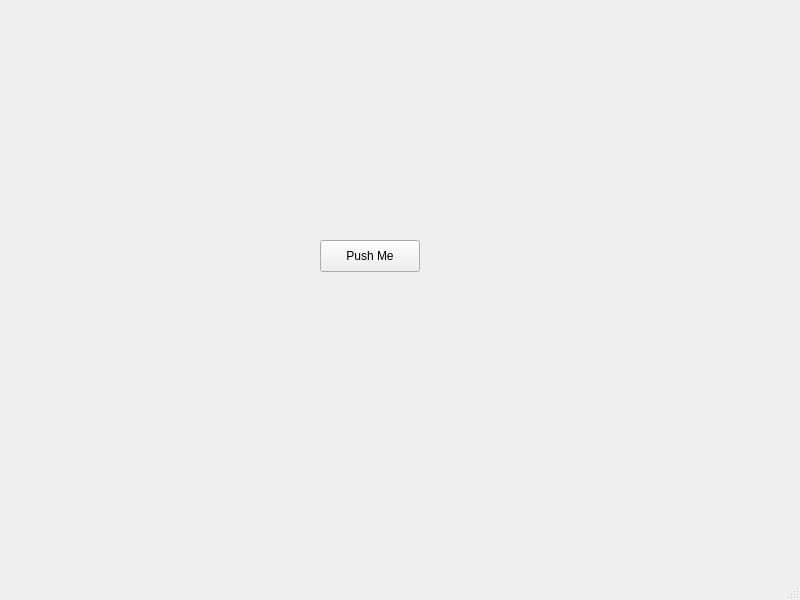
Above: A8-Sprite-Editor/mainwindow.ui from landonwest815/sprite-editor before the change. Below: the same form after it.
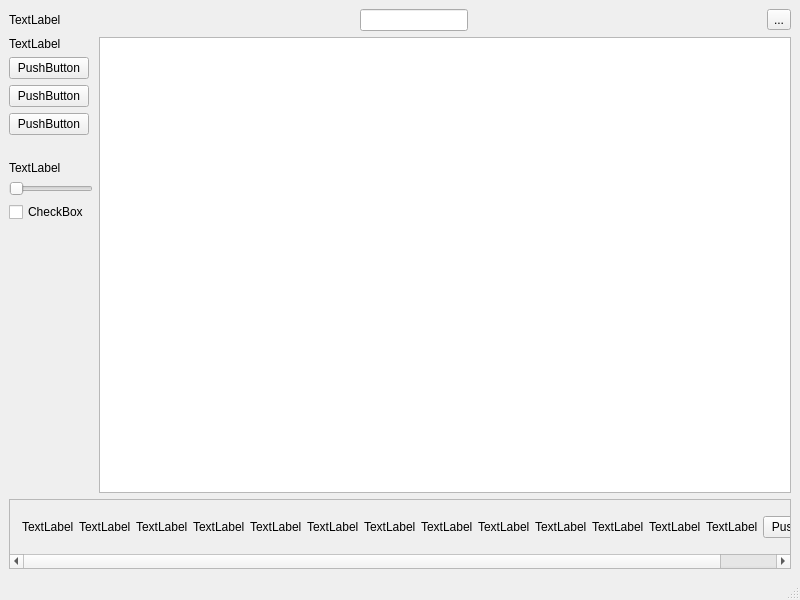
That is the form after the change.

Patch:
```diff
--- a/A8-Sprite-Editor/mainwindow.ui
+++ b/A8-Sprite-Editor/mainwindow.ui
@@ -14,19 +14,317 @@
    <string>MainWindow</string>
   </property>
   <widget class="QWidget" name="centralwidget">
-   <widget class="QPushButton" name="pushButton">
-    <property name="geometry">
-     <rect>
-      <x>320</x>
-      <y>240</y>
-      <width>100</width>
-      <height>32</height>
-     </rect>
-    </property>
-    <property name="text">
-     <string>Push Me</string>
-    </property>
-   </widget>
+   <layout class="QVBoxLayout" name="verticalLayout_2">
+    <item>
+     <layout class="QHBoxLayout" name="horizontalLayout">
+      <item>
+       <widget class="QLabel" name="label">
+        <property name="sizePolicy">
+         <sizepolicy hsizetype="Fixed" vsizetype="Fixed">
+          <horstretch>0</horstretch>
+          <verstretch>0</verstretch>
+         </sizepolicy>
+        </property>
+        <property name="text">
+         <string>TextLabel</string>
+        </property>
+       </widget>
+      </item>
+      <item>
+       <spacer name="horizontalSpacer">
+        <property name="orientation">
+         <enum>Qt::Horizontal</enum>
+        </property>
+        <property name="sizeHint" stdset="0">
+         <size>
+          <width>40</width>
+          <height>20</height>
+         </size>
+        </property>
+       </spacer>
+      </item>
+      <item>
+       <widget class="QLineEdit" name="lineEdit">
+        <property name="sizePolicy">
+         <sizepolicy hsizetype="Fixed" vsizetype="Fixed">
+          <horstretch>0</horstretch>
+          <verstretch>0</verstretch>
+         </sizepolicy>
+        </property>
+       </widget>
+      </item>
+      <item>
+       <spacer name="horizontalSpacer_2">
+        <property name="orientation">
+         <enum>Qt::Horizontal</enum>
+        </property>
+        <property name="sizeHint" stdset="0">
+         <size>
+          <width>40</width>
+          <height>20</height>
+         </size>
+        </property>
+       </spacer>
+      </item>
+      <item>
+       <widget class="QToolButton" name="toolButton">
+        <property name="text">
+         <string>...</string>
+        </property>
+       </widget>
+      </item>
+     </layout>
+    </item>
+    <item>
+     <layout class="QHBoxLayout" name="horizontalLayout_2" stretch="0,4">
+      <item>
+       <layout class="QVBoxLayout" name="verticalLayout">
+        <item>
+         <widget class="QLabel" name="label_2">
+          <property name="text">
+           <string>TextLabel</string>
+          </property>
+         </widget>
+        </item>
+        <item>
+         <widget class="QPushButton" name="pushButton">
+          <property name="sizePolicy">
+           <sizepolicy hsizetype="Fixed" vsizetype="Fixed">
+            <horstretch>0</horstretch>
+            <verstretch>0</verstretch>
+           </sizepolicy>
+          </property>
+          <property name="text">
+           <string>PushButton</string>
+          </property>
+         </widget>
+        </item>
+        <item>
+         <widget class="QPushButton" name="pushButton_2">
+          <property name="sizePolicy">
+           <sizepolicy hsizetype="Fixed" vsizetype="Fixed">
+            <horstretch>0</horstretch>
+            <verstretch>0</verstretch>
+           </sizepolicy>
+          </property>
+          <property name="text">
+           <string>PushButton</string>
+          </property>
+         </widget>
+        </item>
+        <item>
+         <widget class="QPushButton" name="pushButton_3">
+          <property name="sizePolicy">
+           <sizepolicy hsizetype="Fixed" vsizetype="Fixed">
+            <horstretch>0</horstretch>
+            <verstretch>0</verstretch>
+           </sizepolicy>
+          </property>
+          <property name="text">
+           <string>PushButton</string>
+          </property>
+         </widget>
+        </item>
+        <item>
+         <spacer name="verticalSpacer_2">
+          <property name="orientation">
+           <enum>Qt::Vertical</enum>
+          </property>
+          <property name="sizeType">
+           <enum>QSizePolicy::Fixed</enum>
+          </property>
+          <property name="sizeHint" stdset="0">
+           <size>
+            <width>20</width>
+            <height>20</height>
+           </size>
+          </property>
+         </spacer>
+        </item>
+        <item>
+         <widget class="QLabel" name="label_3">
+          <property name="text">
+           <string>TextLabel</string>
+          </property>
+         </widget>
+        </item>
+        <item>
+         <widget class="QSlider" name="horizontalSlider">
+          <property name="orientation">
+           <enum>Qt::Horizontal</enum>
+          </property>
+         </widget>
+        </item>
+        <item>
+         <widget class="QCheckBox" name="checkBox">
+          <property name="text">
+           <string>CheckBox</string>
+          </property>
+         </widget>
+        </item>
+        <item>
+         <spacer name="verticalSpacer">
+          <property name="orientation">
+           <enum>Qt::Vertical</enum>
+          </property>
+          <property name="sizeHint" stdset="0">
+           <size>
+            <width>20</width>
+            <height>40</height>
+           </size>
+          </property>
+         </spacer>
+        </item>
+       </layout>
+      </item>
+      <item>
+       <widget class="QGraphicsView" name="graphicsView">
+        <property name="minimumSize">
+         <size>
+          <width>300</width>
+          <height>300</height>
+         </size>
+        </property>
+        <property name="maximumSize">
+         <size>
+          <width>2000</width>
+          <height>2000</height>
+         </size>
+        </property>
+       </widget>
+      </item>
+     </layout>
+    </item>
+    <item>
+     <widget class="QScrollArea" name="scrollArea">
+      <property name="sizePolicy">
+       <sizepolicy hsizetype="Expanding" vsizetype="Minimum">
+        <horstretch>0</horstretch>
+        <verstretch>0</verstretch>
+       </sizepolicy>
+      </property>
+      <property name="widgetResizable">
+       <bool>true</bool>
+      </property>
+      <widget class="QWidget" name="scrollAreaWidgetContents">
+       <property name="geometry">
+        <rect>
+         <x>0</x>
+         <y>0</y>
+         <width>943</width>
+         <height>54</height>
+        </rect>
+       </property>
+       <layout class="QHBoxLayout" name="horizontalLayout_3">
+        <property name="spacing">
+         <number>5</number>
+        </property>
+        <property name="leftMargin">
+         <number>12</number>
+        </property>
+        <item>
+         <widget class="QLabel" name="label_5">
+          <property name="text">
+           <string>TextLabel</string>
+          </property>
+         </widget>
+        </item>
+        <item>
+         <widget class="QLabel" name="label_8">
+          <property name="text">
+           <string>TextLabel</string>
+          </property>
+         </widget>
+        </item>
+        <item>
+         <widget class="QLabel" name="label_7">
+          <property name="text">
+           <string>TextLabel</string>
+          </property>
+         </widget>
+        </item>
+        <item>
+         <widget class="QLabel" name="label_6">
+          <property name="text">
+           <string>TextLabel</string>
+          </property>
+         </widget>
+        </item>
+        <item>
+         <widget class="QLabel" name="label_9">
+          <property name="text">
+           <string>TextLabel</string>
+          </property>
+         </widget>
+        </item>
+        <item>
+         <widget class="QLabel" name="label_11">
+          <property name="text">
+           <string>TextLabel</string>
+          </property>
+         </widget>
+        </item>
+        <item>
+         <widget class="QLabel" name="label_12">
+          <property name="text">
+           <string>TextLabel</string>
+          </property>
+         </widget>
+        </item>
+        <item>
+         <widget class="QLabel" name="label_13">
+          <property name="text">
+           <string>TextLabel</string>
+          </property>
+         </widget>
+        </item>
+        <item>
+         <widget class="QLabel" name="label_14">
+          <property name="text">
+           <string>TextLabel</string>
+          </property>
+         </widget>
+        </item>
+        <item>
+         <widget class="QLabel" name="label_15">
+          <property name="text">
+           <string>TextLabel</string>
+          </property>
+         </widget>
+        </item>
+        <item>
+         <widget class="QLabel" name="label_16">
+          <property name="text">
+           <string>TextLabel</string>
+          </property>
+         </widget>
+        </item>
+        <item>
+         <widget class="QLabel" name="label_10">
+          <property name="text">
+           <string>TextLabel</string>
+          </property>
+         </widget>
+        </item>
+        <item>
+         <widget class="QLabel" name="label_4">
+          <property name="text">
+           <string>TextLabel</string>
+          </property>
+         </widget>
+        </item>
+        <item>
+         <widget class="QPushButton" name="pushButton_4">
+          <property name="text">
+           <string>PushButton</string>
+          </property>
+         </widget>
+        </item>
+       </layout>
+      </widget>
+     </widget>
+    </item>
+   </layout>
   </widget>
   <widget class="QMenuBar" name="menubar">
    <property name="geometry">
```
Left out of the diff: 2 changed lines with no effect on the pictures.
